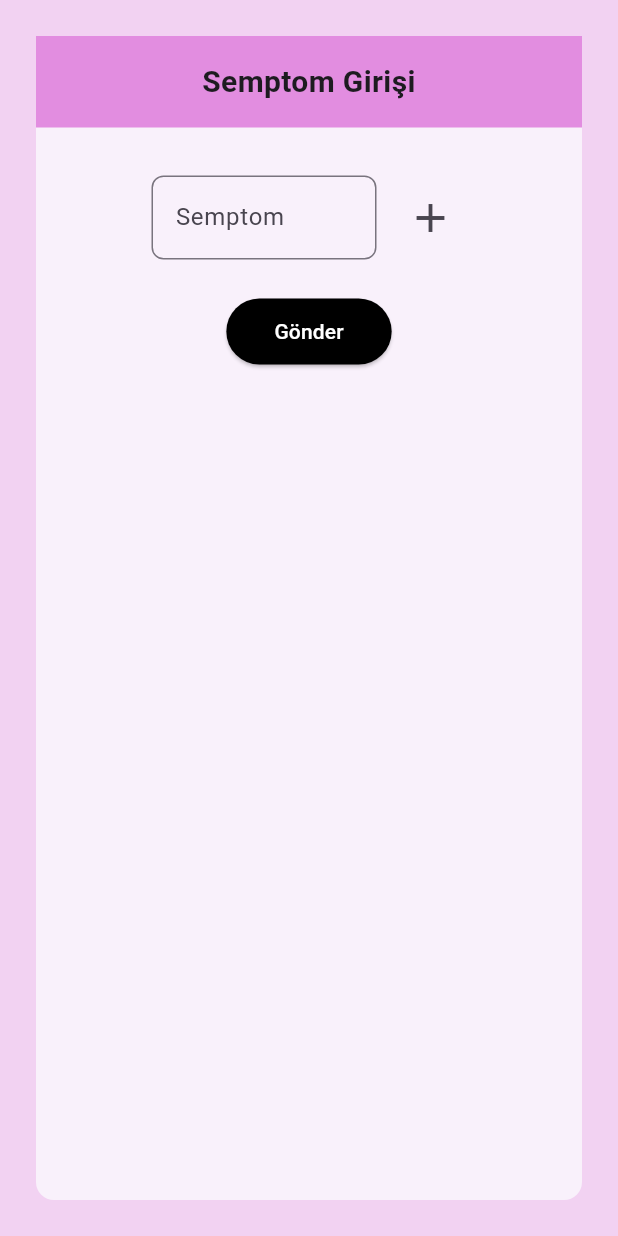
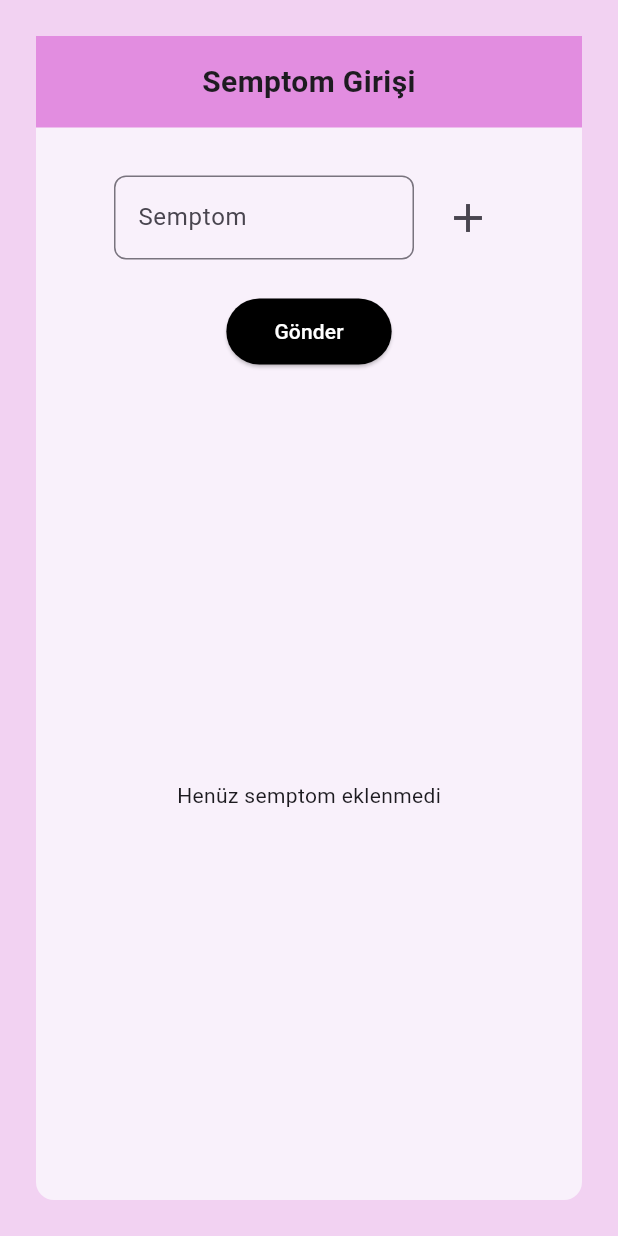
Before and after one commit to SLTNKCGZ/BioGuard, a Flutter app: the AlPage screen opened directly, on a phone screen of 412 x 824 dp. Run offline on Flutter 3.47's test engine with Material 3 defaults, Android fonts, the phone set to English and light mode, and no system bars.

Commit message:
al_page.dart

```diff
--- a/Frontend/bio_guard/lib/al_page.dart
+++ b/Frontend/bio_guard/lib/al_page.dart
@@ -71,7 +71,7 @@ class _AlPageState extends State<AlPage> {
                 mainAxisAlignment: MainAxisAlignment.center,
                 children: [
                   SizedBox(
-                    width: 150,
+                    width: 200,
                     child: TextField(
                       controller: _controller,
                       decoration: InputDecoration(
@@ -81,6 +81,7 @@ class _AlPageState extends State<AlPage> {
                           borderRadius: BorderRadius.circular(8),
                         ),
                       ),
+                      onSubmitted: (_) => _semptomEkle(),
                     ),
                   ),
                   const SizedBox(width: 12),
@@ -104,9 +105,9 @@ class _AlPageState extends State<AlPage> {
                 ),
               ),
               const SizedBox(height: 16),
-              if (_semptomListesi.isNotEmpty)
               Expanded(
-                  child: ListView.builder(
+                child: _semptomListesi.isNotEmpty
+                    ? ListView.builder(
                         itemCount: _semptomListesi.length,
                         itemBuilder: (context, index) {
                           return ListTile(
@@ -121,7 +122,8 @@ class _AlPageState extends State<AlPage> {
                             ),
                           );
                         },
-                  ),
+                      )
+                    : const Center(child: Text('Henüz semptom eklenmedi')),
               ),
             ],
           ),
```
Lines whose indentation alone changed are shown as unchanged.
